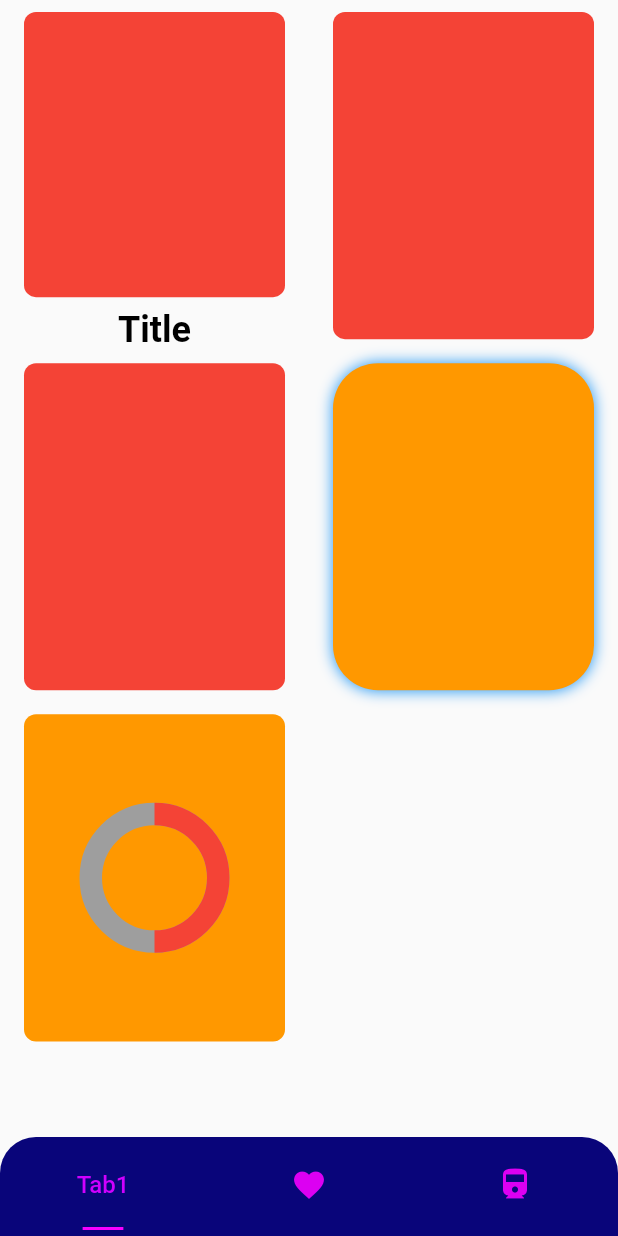
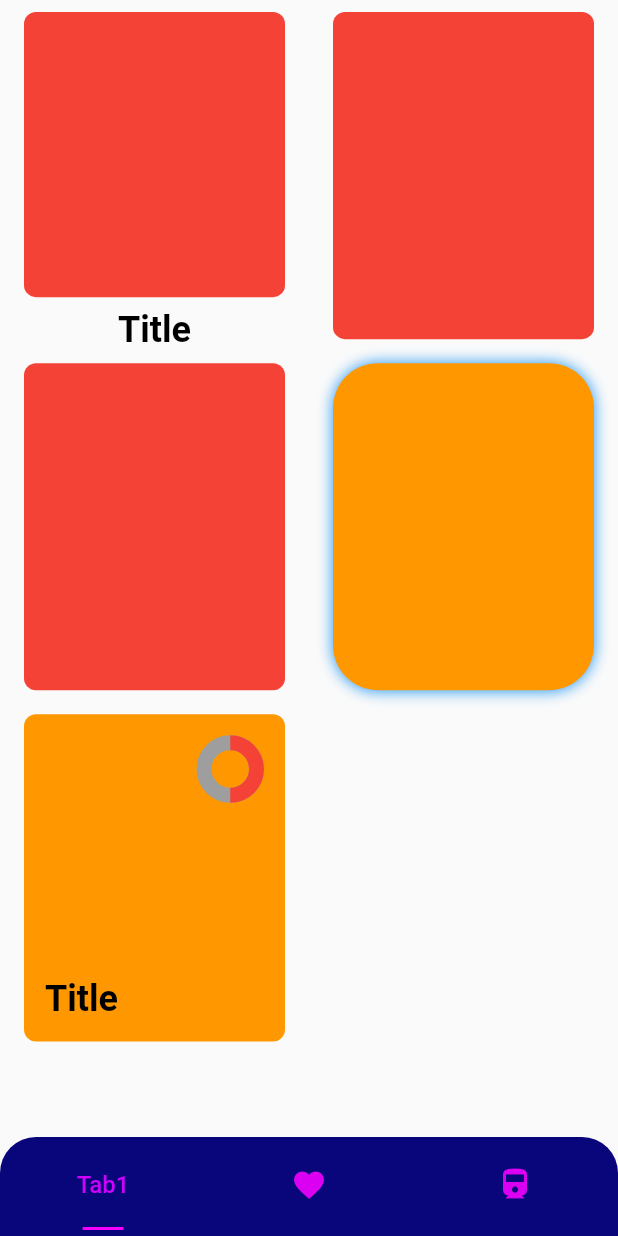
Before and after one commit to rayandu924/SimpLife, a Flutter app: the screen it shows after launch, on a phone screen of 412 x 824 dp. Run offline on Flutter 3.47's test engine with Material 2 defaults, Android fonts, the phone set to English and light mode, and no system bars; drawn by our look-alikes of percent_indicator; our stand-ins replace fl_chart.

Commit message:
add some presentations

```diff
--- a/lib/components/lineChart/lineChartTitlesWidget.dart
+++ b/lib/components/lineChart/lineChartTitlesWidget.dart
@@ -5,16 +5,21 @@ class lineChartTitlesWidget {
   final TextStyle style;
   final int gapsBetweenTitles;
   final TextAlign textAlign;
+  final bool isLooped;
 
   lineChartTitlesWidget({
-    required this.titles,
-    required this.style,
+    this.titles = const ['ERROR'],
+    this.style = Title1,
     this.gapsBetweenTitles = 1,
-    this.textAlign = TextAlign.left,
+    this.textAlign = TextAlign.center,
+    this.isLooped = false, // variable ajoutée
   });
 
-  Widget getTitlesWidget(double value, TitleMeta meta) {
+  Widget getTitlesWidgetDefault(double value, TitleMeta meta) {
     int index = value.toInt();
+    if (isLooped) {
+      index = index % titles.length; // boucler à travers les titres
+    }
     if (index >= 0 && index < titles.length) {
       return Center(
         child: Text(
@@ -26,4 +31,15 @@ class lineChartTitlesWidget {
     }
     return Container();
   }
+
+  Widget getTitlesWidgetInteger(double value, TitleMeta meta) {
+    int index = value.toInt();
+    return Center(
+      child: Text(
+        index.toString(),
+        style: style,
+        textAlign: textAlign,
+      ),
+    );
+  }
 }
--- /dev/null
+++ b/lib/components/presentation/presentationTile.dart
@@ -0,0 +1,49 @@
+import '../../widgets.dart';
+
+enum presentationType { basic }
+
+class presentationTile extends StatelessWidget {
+  final presentationType type;
+  final List<Widget> children;
+
+  presentationTile({
+    required this.type,
+    required this.children,
+  });
+
+  @override
+  Widget build(BuildContext context) {
+    Widget tile;
+
+    switch (type) {
+      case presentationType.basic:
+        tile = basicPresentationTile(children: children);
+        break;
+      default:
+        tile = basicPresentationTile(children: children);
+    }
+
+    return tile;
+  }
+
+  Widget basicPresentationTile({required List<Widget> children}) {
+    return Stack(
+      children: [
+        Align(
+              alignment: Alignment.bottomLeft,
+              child: Container(
+                padding: EdgeInsets.only(left: 6, bottom: 6),
+                child: children[0],
+              ),
+            ),
+        Align(
+          alignment: Alignment.topRight,
+          child: Container(
+            padding: EdgeInsets.only(right: 6, top: 6),
+            child: children[1],
+          ),
+        ),
+      ],
+    );
+  }
+}
--- a/lib/config.dart
+++ b/lib/config.dart
@@ -7,9 +7,12 @@ const Title1 = TextStyle(
   color: Colors.black,
 );
 
-const subTitle1 = TextStyle(
+const SubTitle1 = TextStyle(
   fontSize: 15.0,
   fontWeight: FontWeight.bold,
   color: Colors.white,
 );
-// ... etc.
+
+
+// Conventional Constants
+const List<String> Months = ['Jan', 'Feb', 'Mar', 'Apr', 'May', 'Jun', 'Jul', 'Aug', 'Sep', 'Oct', 'Nov','Dec'];
--- a/lib/main.dart
+++ b/lib/main.dart
@@ -119,13 +119,19 @@ class _MyHomePageState extends State<MyHomePage> with TickerProviderStateMixin {
             ),
             tile(
               backgroundColor: Colors.orange,
-              contentChild: progressBar(
+              contentChild:presentationTile(
+                        type: presentationType.basic,
+                        children: [
+                          Text('Title', style: Title1.copyWith(color: Colors.black)),
+                          progressBar(
                             percentage: 0.5,
-                width: 100,
+                            width: 45,
                             type: progressBarType.circular,
                             progressBarColor: Colors.red,
                             backgroundColor: Colors.grey,
-                lineHeight: 15.0,
+                            lineHeight: 10.0,
+                          ),
+                        ],
                       ),
             ),
           ],
@@ -163,18 +169,18 @@ class _MyHomePageState extends State<MyHomePage> with TickerProviderStateMixin {
           flex: 1, // The other 50% will be empty in this case
           child:
           tile(
-            contentPadding: const EdgeInsets.fromLTRB(0, 20, 10, 0),
+            contentPadding: const EdgeInsets.fromLTRB(0, 20, 20, 0),
             backgroundColor: Colors.red,
             contentChild:           lineChart(
             data: lineChartData(
       lineBarsData: [
         lineChartBarData(
           spots: [
-            FlSpot(0, 1),
-            FlSpot(1, 3),
-            FlSpot(2, 4),
-            FlSpot(3, 1.5),
-            FlSpot(4, 2.5),
+            FlSpot(0, -1),
+            FlSpot(1, 0),
+            FlSpot(1.5, 0.2),
+            FlSpot(2, 1),
+            FlSpot(12, 5),
           ],
 
           belowBarData: BarAreaData(show: true, gradient: LinearGradient(begin: Alignment.topCenter, end: Alignment.bottomCenter, colors: [Colors.red, Colors.green])),
@@ -188,10 +194,11 @@ class _MyHomePageState extends State<MyHomePage> with TickerProviderStateMixin {
             reservedSize: 42,
             interval: 1,
             getTitlesWidget: lineChartTitlesWidget(
-              titles: ['10K', '90K'],
+              titles: Months,
               style: TextStyle(fontWeight: FontWeight.bold, fontSize: 17),
               gapsBetweenTitles: 2,
-            ).getTitlesWidget,
+              isLooped: true,
+            ).getTitlesWidgetDefault,
           ),
         ),
         leftTitles: AxisTitles(
@@ -199,10 +206,9 @@ class _MyHomePageState extends State<MyHomePage> with TickerProviderStateMixin {
             showTitles: true,
             interval: 1,
             getTitlesWidget: lineChartTitlesWidget(
-              titles: ['10K', '30K', '50K', '70K', '90K'],
               style: TextStyle(fontWeight: FontWeight.bold, fontSize: 17),
               gapsBetweenTitles: 2,
-            ).getTitlesWidget,
+            ).getTitlesWidgetInteger,
             reservedSize: 42,
           ),
         ),
--- a/lib/widgets.dart
+++ b/lib/widgets.dart
@@ -20,3 +20,4 @@ export 'components/lineChart/lineChartData.dart';
 export 'components/lineChart/lineChartTitlesData.dart';
 export 'components/lineChart/lineChartTitlesWidget.dart';
 export 'components/lineChart/lineChartBarData.dart';
+export 'components/presentation/presentationTile.dart';
```
Lines whose indentation alone changed are shown as unchanged.
